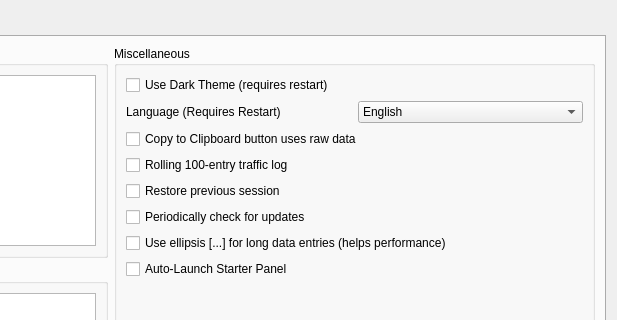
First picture: the form in src/settings.ui, repository dannagle/PacketSender, before the edit; both pictures show x 396 to 1013 and y 0 to 320 of the 1013 by 583 pixel window.
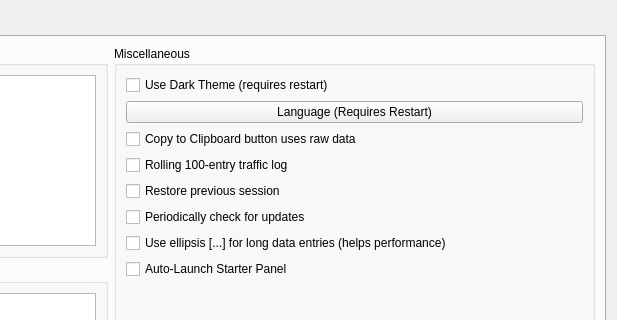
Second picture: the form after the edit.

Commit message: more german language adjustments

```diff
--- a/src/settings.ui
+++ b/src/settings.ui
@@ -636,31 +636,12 @@
           <item>
            <layout class="QHBoxLayout" name="LanguageHolderLayout">
             <item>
-             <widget class="QLabel" name="languageLabel">
+             <widget class="QPushButton" name="chooseLanguageButton">
               <property name="text">
                <string>Language (Requires Restart)</string>
               </property>
              </widget>
             </item>
-            <item>
-             <widget class="QComboBox" name="languageCombo">
-              <item>
-               <property name="text">
-                <string>English</string>
-               </property>
-              </item>
-              <item>
-               <property name="text">
-                <string>Spanish (Español)</string>
-               </property>
-              </item>
-              <item>
-               <property name="text">
-                <string>German (Deutsch)</string>
-               </property>
-              </item>
-             </widget>
-            </item>
            </layout>
           </item>
           <item>
```
The commit also changes 9 other files.
